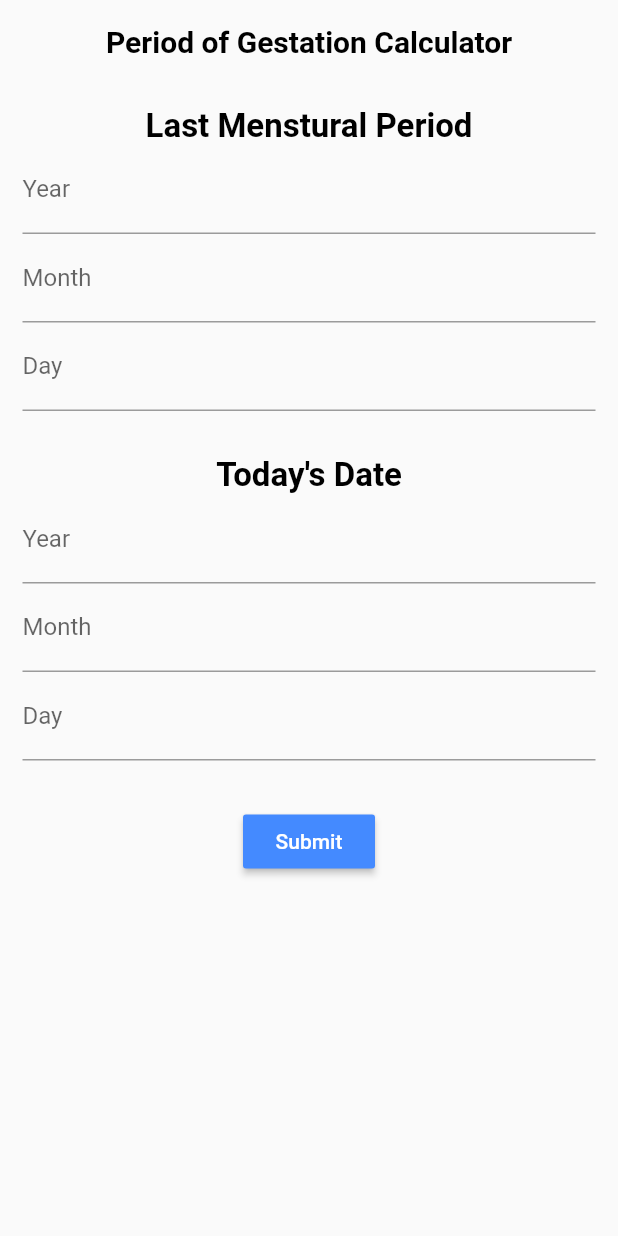
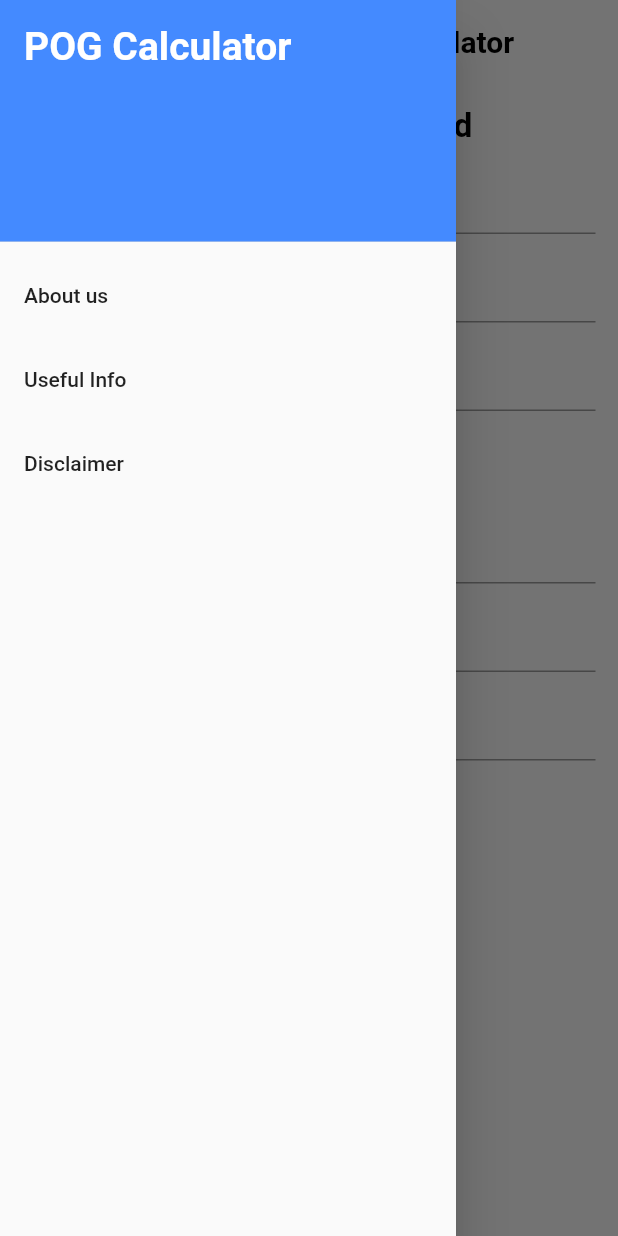
Before and after one commit to igaurab/edd, a Flutter app: the screen it shows after launch, with the side drawer open (before the commit the screen has no drawer), on a phone screen of 412 x 824 dp. Run offline on Flutter 3.47's test engine with Material 2 defaults, Android fonts, the phone set to English and light mode, and no system bars; drawn by our look-alikes of flutter_form_builder; our stand-ins replace page_transition, shared_preferences.

```diff
--- a/lib/screens/home.dart
+++ b/lib/screens/home.dart
@@ -1,3 +1,6 @@
+import 'package:edd_by_date_calculator/screens/drawer/aboutus.dart';
+import 'package:edd_by_date_calculator/screens/drawer/disclaimer.dart';
+import 'package:edd_by_date_calculator/screens/drawer/usefulInfo.dart';
 import 'package:edd_by_date_calculator/screens/result.dart';
 import 'package:edd_by_date_calculator/utils/processor.dart';
 import 'package:flutter/material.dart';
@@ -13,6 +16,7 @@ class HomeScreen extends StatefulWidget {
 class _HomeScreenState extends State<HomeScreen> {
   GlobalKey<FormBuilderState> _fbKey;
   GlobalKey<FormBuilderState> _todayKey;
+  final GlobalKey<ScaffoldState> _scaffoldKey = new GlobalKey<ScaffoldState>();
   SharedPreferences sharedPreferences;
   final String YEAR = 'year';
   final String MONTH = 'month';
@@ -58,6 +62,7 @@ class _HomeScreenState extends State<HomeScreen> {
   @override
   Widget build(BuildContext context) {
     return Scaffold(
+      key: _scaffoldKey,
       appBar: AppBar(
         title: Text(
           "Period of Gestation Calculator",
@@ -67,7 +72,17 @@ class _HomeScreenState extends State<HomeScreen> {
         centerTitle: true,
         elevation: 0.0,
         backgroundColor: Colors.transparent,
+        leading: IconButton(
+          icon: Icon(
+            Icons.menu,
+            color: Colors.black,
+          ),
+          onPressed: () {
+            _scaffoldKey.currentState.openDrawer();
+          },
+        ),
       ),
+      drawer: createDrawer(),
       body: Container(
         child: Padding(
           padding: EdgeInsets.all(15.0),
@@ -119,6 +134,53 @@ class _HomeScreenState extends State<HomeScreen> {
     sharedPreferences.setInt(DAY, int.parse(todayDate['today_d']));
   }
 
+  Drawer createDrawer() {
+    return Drawer(
+      child: ListView(
+        children: <Widget>[
+          DrawerHeader(
+              child: Text(
+                "POG Calculator",
+                style: TextStyle(
+                    fontSize: 26.0,
+                    fontWeight: FontWeight.bold,
+                    color: Colors.white),
+              ),
+              decoration: BoxDecoration(
+                color: Colors.blueAccent,
+              )),
+          ListTile(
+            title: Text('About us'),
+            onTap: () {
+              Navigator.push(
+                  context,
+                  PageTransition(
+                      type: PageTransitionType.fade, child: AboutUs()));
+            },
+          ),
+          ListTile(
+            title: Text('Useful Info'),
+            onTap: () {
+              Navigator.push(
+                  context,
+                  PageTransition(
+                      type: PageTransitionType.fade, child: UsefulInfo()));
+            },
+          ),
+          ListTile(
+            title: Text('Disclaimer'),
+            onTap: () {
+              Navigator.push(
+                  context,
+                  PageTransition(
+                      type: PageTransitionType.fade, child: Disclaimer()));
+            },
+          ),
+        ],
+      ),
+    );
+  }
+
   Widget text(String str) {
     return Text(
       str,
@@ -145,7 +207,7 @@ class _HomeScreenState extends State<HomeScreen> {
                   validators: [
                     FormBuilderValidators.numeric(),
                     FormBuilderValidators.maxLength(4),
-                    FormBuilderValidators.minLength(2),
+                    FormBuilderValidators.minLength(1),
                   ],
                 ),
                 FormBuilderTextField(
@@ -165,6 +227,7 @@ class _HomeScreenState extends State<HomeScreen> {
                   validators: [
                     FormBuilderValidators.numeric(),
                     FormBuilderValidators.maxLength(2),
+                    FormBuilderValidators.minLength(1),
                   ],
                 ),
               ],
```
Also changed, not shown: lib/screens/drawer/aboutus.dart (added, +40 -0 lines), lib/screens/drawer/disclaimer.dart (added, +46 -0 lines), lib/screens/drawer/usefulInfo.dart (added, +34 -0 lines), lib/screens/result.dart (+11 -0 lines), 1 other file.
